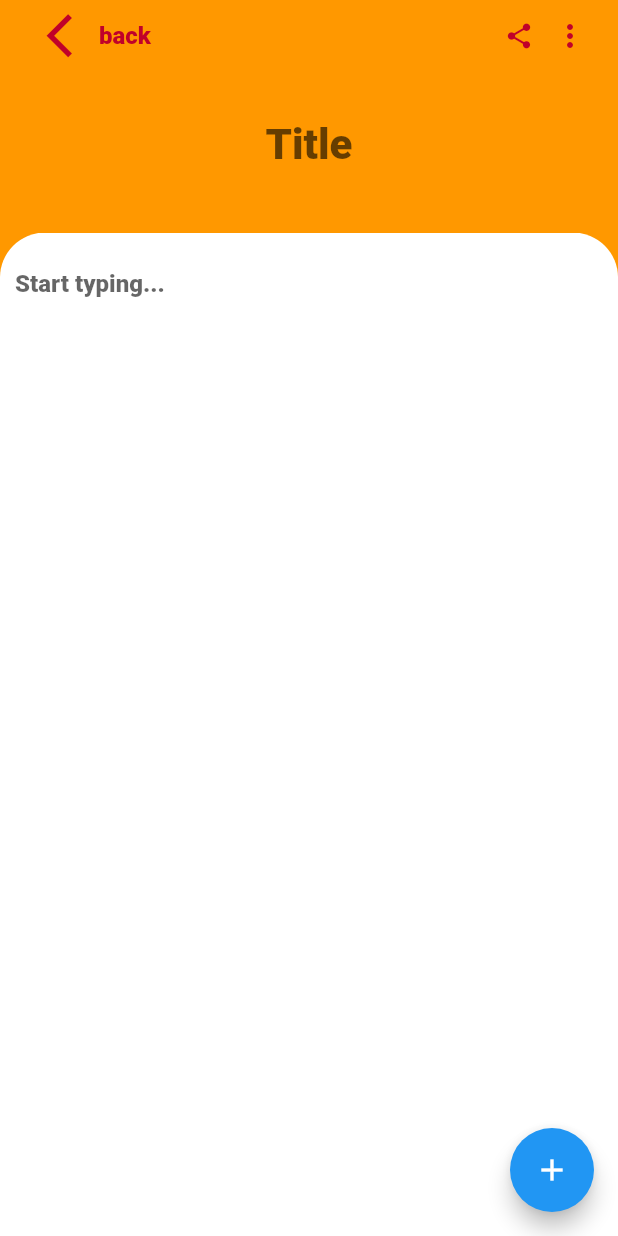
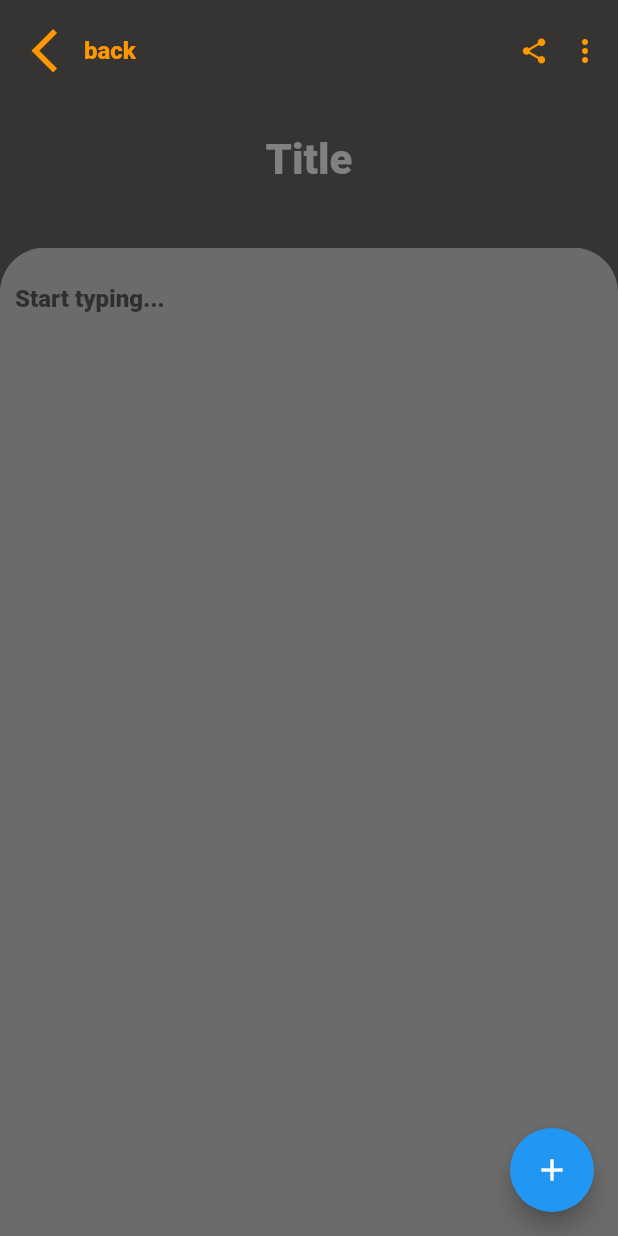
Before and after one commit to Henrique-All/NoteLess-App, a Flutter app: the NotePage screen opened by its route, on a phone screen of 412 x 824 dp. Run offline on Flutter 3.47's test engine with Material 2 defaults, Android fonts, the phone set to English and light mode, and no system bars.

Commit message:
Color edit

```diff
--- a/lib/pages/notepage/note_page.dart
+++ b/lib/pages/notepage/note_page.dart
@@ -13,12 +13,12 @@ class _NotePageState extends State<NotePage> {
   @override
   Widget build(BuildContext context) {
     return Scaffold(
-      backgroundColor: Colors.orange,
+      backgroundColor: const Color(0xff363432),
       body: SafeArea(
         child: Column(
           children: [
             Padding(
-              padding: const EdgeInsets.symmetric(horizontal: 15),
+              padding: const EdgeInsets.symmetric(horizontal: 5, vertical: 10),
               child: Row(
                 mainAxisAlignment: MainAxisAlignment.spaceBetween,
                 children: [
@@ -36,13 +36,13 @@ class _NotePageState extends State<NotePage> {
                       children: const [
                         Icon(
                           Icons.arrow_back_ios,
-                          color: Color(0xffC0012A),
+                          color: Colors.orange,
                           size: 35,
                         ),
                         Text(
                           'back',
                           style: TextStyle(
-                              color: Color(0xffC0012A),
+                              color: Colors.orange,
                               fontSize: 16,
                               fontWeight: FontWeight.w800),
                         ),
@@ -62,7 +62,7 @@ class _NotePageState extends State<NotePage> {
                           onPressed: () {},
                           child: const Icon(
                             Icons.share,
-                            color: Color(0xffC0012A),
+                            color: Colors.orange,
                             size: 20,
                           ),
                         ),
@@ -78,7 +78,7 @@ class _NotePageState extends State<NotePage> {
                           onPressed: () {},
                           child: const Icon(
                             Icons.more_vert,
-                            color: Color(0xffC0012A),
+                            color: Colors.orange,
                             size: 24,
                           ),
                         ),
@@ -89,17 +89,26 @@ class _NotePageState extends State<NotePage> {
               ),
             ),
             const SizedBox(
-              height: 20,
+              height: 10,
             ),
-            const TextField(
+            const SizedBox(
+              width: 300,
+              child: TextField(
+                maxLength: 50,
+                maxLines: null,
                 textAlign: TextAlign.center,
                 style: TextStyle(
                     fontSize: 28,
-                  color: Color(0xff363432),
+                    color: Colors.orange,
                     fontWeight: FontWeight.w800),
                 decoration: InputDecoration(
+                  counterText: '',
                   hintText: 'Title',
+                  hintStyle: TextStyle(
+                    color: Color.fromARGB(255, 129, 129, 129),
+                  ),
                   border: InputBorder.none,
+                ),
               ),
             ),
             const SizedBox(
@@ -111,7 +120,7 @@ class _NotePageState extends State<NotePage> {
               height: MediaQuery.of(context).size.height * 0.9,
               child: Container(
                 decoration: const BoxDecoration(
-                    color: Colors.white,
+                    color: Color(0xff6B6B6B),
                     borderRadius: BorderRadius.only(
                         topRight: Radius.circular(30.0),
                         topLeft: Radius.circular(30.0))),
@@ -119,10 +128,13 @@ class _NotePageState extends State<NotePage> {
                   padding: EdgeInsets.all(10),
                   child: TextField(
                     style: TextStyle(
-                        color: Color(0xff363432), fontWeight: FontWeight.w800),
+                        color: Colors.orange, fontWeight: FontWeight.w800),
                     decoration: InputDecoration(
                       hintText: 'Start typing...',
                       border: InputBorder.none,
+                      hintStyle: TextStyle(
+                        color: Color.fromARGB(255, 48, 47, 47),
+                      ),
                     ),
                     maxLines: null,
                   ),
--- a/lib/pages/notepage/notes_home.dart
+++ b/lib/pages/notepage/notes_home.dart
@@ -46,7 +46,7 @@ class _NotesPageState extends State<NotesPage> {
             ),
           ),
           Padding(
-            padding: const EdgeInsets.only(top: 10, left: 5),
+            padding: const EdgeInsets.all(8),
             child: Row(
               children: [
                 ElevatedButton(
```
Also changed, not shown: lib/pages/bookpage/diary_home.dart (+6 -2 lines), lib/pages/bookpage/diary_page.dart (+19 -11 lines). Lines whose indentation alone changed are shown as unchanged.
